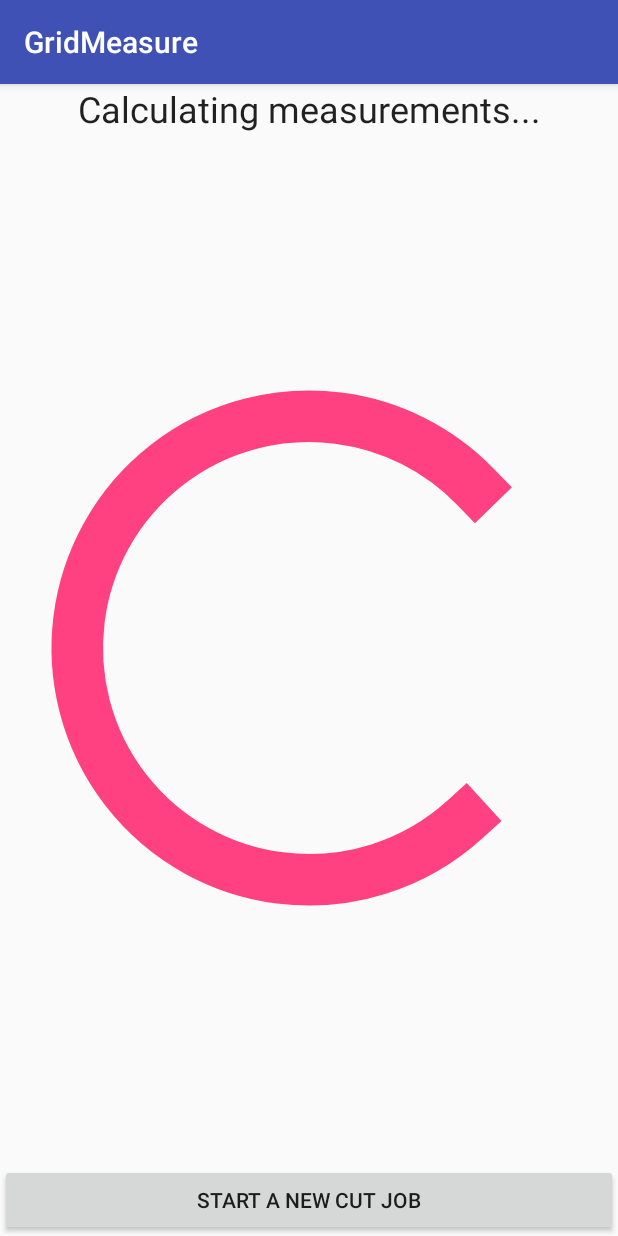
After one commit to Innovationtablet/GridMeasure, an Android app: the CalculationActivity screen opened directly, with no data from a screen before it, on a phone screen of 412 x 824 dp. The commit adds this screen. Run offline under Robolectric (Android 15) with nearby library versions, the phone set to English and light mode, and no system bars; 1 statement that could not run was skipped.

Commit message:
Added CalculationActivity to calculate measurements
-Added new activity with simple loading spinner
-Added interface between TakePictureActivity and CalculationActivity
-Fixed code for taking and displaying picture in TakePictureActivity

```diff
--- a/app/build.gradle
+++ b/app/build.gradle
@@ -34,9 +34,9 @@ dependencies {
     androidTestCompile('com.android.support.test.espresso:espresso-core:2.2.2', {
         exclude group: 'com.android.support', module: 'support-annotations'
     })
+    compile project(':openCVLibrary320')
     compile 'com.android.support:appcompat-v7:22.1.1'
     compile 'com.android.support:design:22.2.1'
     compile 'com.android.support.constraint:constraint-layout:1.0.2'
     testCompile 'junit:junit:4.12'
-    compile project(':openCVLibrary320')
 }
--- a/app/src/main/AndroidManifest.xml
+++ b/app/src/main/AndroidManifest.xml
@@ -27,7 +27,7 @@
                 <category android:name="android.intent.category.LAUNCHER" />
             </intent-filter>
         </activity>
-        <activity android:name=".TakePictureActivity"></activity>
+        <activity android:name=".TakePictureActivity" />
 
         <!-- File Provider for saving pictures -->
         <provider
@@ -40,6 +40,7 @@
                 android:resource="@xml/file_paths" />
         </provider>
 
+        <activity android:name=".CalculationActivity"></activity>
     </application>
 
 </manifest>
--- /dev/null
+++ b/app/src/main/java/edu/psu/armstrong1/gridmeasure/CalculationActivity.java
@@ -0,0 +1,53 @@
+package edu.psu.armstrong1.gridmeasure;
+
+import android.content.Intent;
+import android.graphics.PointF;
+import android.support.v7.app.AppCompatActivity;
+import android.os.Bundle;
+import android.view.View;
+
+import java.util.Map;
+
+public class CalculationActivity extends AppCompatActivity {
+    String currentPhotoPath = null;                             // path to last picture taken
+    Map<Integer, PointF> polygonPoints;                         // the points of the PolygonView
+
+
+    @Override
+    protected void onCreate(Bundle savedInstanceState) {
+        super.onCreate(savedInstanceState);
+        setContentView(R.layout.activity_calculation);
+
+        // Get the bitmap and points
+        currentPhotoPath = getIntent().getStringExtra(TakePictureActivity.PHOTO_PATH_INTENT_KEY);
+        polygonPoints = (Map<Integer, PointF>) getIntent().getExtras().get(TakePictureActivity.POINTS_INTENT_KEY);
+    }
+
+
+    public void calculationsDone() {
+        findViewById(R.id.calculation_progressBar).setVisibility(View.GONE);
+        findViewById(R.id.button_sendMeasurements).setVisibility(View.VISIBLE);
+    }
+
+
+    // Called when user clicks on the progress spinner
+    // Note: This is a temporary function
+    public void endCalculation(View view) {
+        calculationsDone();
+    }
+
+
+    // Called when the user clicks the Send Measurements button
+    public void dispatchSendMeasurements(View view) {
+        // stub function to be filled in
+    }
+
+
+    // Called when the user clicks the New Job button
+    public void dispatchNewJob(View view) {
+        // Go back to the main page and clear out intermediate screens
+        Intent intent = new Intent(view.getContext(), MainActivity.class);
+        intent.setFlags(Intent.FLAG_ACTIVITY_CLEAR_TOP);
+        startActivity(intent);
+    }
+}
--- a/app/src/main/java/edu/psu/armstrong1/gridmeasure/MainActivity.java
+++ b/app/src/main/java/edu/psu/armstrong1/gridmeasure/MainActivity.java
@@ -38,7 +38,7 @@ public class MainActivity extends AppCompatActivity {
     private void startPictureActivity(View view, boolean debugOn) {
         // Start TakePictureActivity
         Intent intent = new Intent(view.getContext(), TakePictureActivity.class);
-        intent.putExtra("DEBUG_FLAG", debugOn);
+        intent.putExtra(TakePictureActivity.DEBUG_INTENT_KEY, debugOn);
         view.getContext().startActivity(intent);
     }
 
--- /dev/null
+++ b/app/src/main/res/layout/activity_calculation.xml
@@ -0,0 +1,57 @@
+<?xml version="1.0" encoding="utf-8"?>
+<RelativeLayout
+    xmlns:android="http://schemas.android.com/apk/res/android"
+    xmlns:tools="http://schemas.android.com/tools"
+    xmlns:app="http://schemas.android.com/apk/res-auto"
+    android:id="@+id/calculation_relativeLayout"
+    android:layout_width="match_parent"
+    android:layout_height="match_parent"
+    tools:context="edu.psu.armstrong1.gridmeasure.CalculationActivity">
+
+    <TextView
+        android:id="@+id/calculation_topText"
+        android:layout_width="match_parent"
+        android:layout_height="wrap_content"
+        android:layout_alignParentTop="true"
+        android:gravity="center"
+        android:text="@string/calculation_loadingMessage"
+        android:textAppearance="@style/TextAppearance.AppCompat.Headline" />
+
+    <LinearLayout
+        android:id="@+id/calculation_linearLayout"
+        android:layout_width="match_parent"
+        android:layout_height="wrap_content"
+        android:orientation="horizontal"
+        android:layout_alignParentBottom="true">
+
+        <Button
+            android:id="@+id/button_sendMeasurements"
+            android:layout_height="match_parent"
+            android:layout_width="0dp"
+            android:layout_weight="1"
+            android:text="@string/button_calculation_sendToCutter"
+            android:onClick="dispatchSendMeasurements"
+            android:visibility="gone"/>
+
+
+        <Button
+            android:id="@+id/button_newJob"
+            android:layout_height="match_parent"
+            android:layout_width="0dp"
+            android:layout_weight="1"
+            android:text="@string/button_calculation_newJob"
+            android:onClick="dispatchNewJob"/>
+
+    </LinearLayout>
+
+    <ProgressBar
+        android:id="@+id/calculation_progressBar"
+        style="@style/Widget.AppCompat.ProgressBar"
+        android:layout_width="match_parent"
+        android:layout_height="match_parent"
+        android:layout_below="@id/calculation_topText"
+        android:layout_above="@id/calculation_linearLayout"
+        android:onClick="endCalculation"/>
+
+
+</RelativeLayout>
--- a/app/src/main/res/values/strings.xml
+++ b/app/src/main/res/values/strings.xml
@@ -7,9 +7,15 @@
 
     <!--TakePictureActivity screen-->
     <string name="button_takePicture_camera">Take a picture</string>
-    <string name="button_takePicture_accept">Accept outling</string>
+    <string name="button_takePicture_accept">Accept outline</string>
     <string name="takePicture_imageView_description">Current Picture</string>
     <string name="takePicture_magnifyingGlass_description">Magnifying Glass</string>
+
+
+    <!--CalculationActivity screen-->
+    <string name="button_calculation_newJob">Start a new cut job</string>
+    <string name="button_calculation_sendToCutter">Send measurements to cutter</string>
+    <string name="calculation_loadingMessage">Calculating measurements...</string>
 
 
     <!--TakePictureActivity Popup menu options-->
```
Also changed, not shown: app/src/main/java/edu/psu/armstrong1/gridmeasure/TakePictureActivity.java (+30 -18 lines), app/src/main/res/layout/activity_take_picture.xml (+7 -6 lines).
